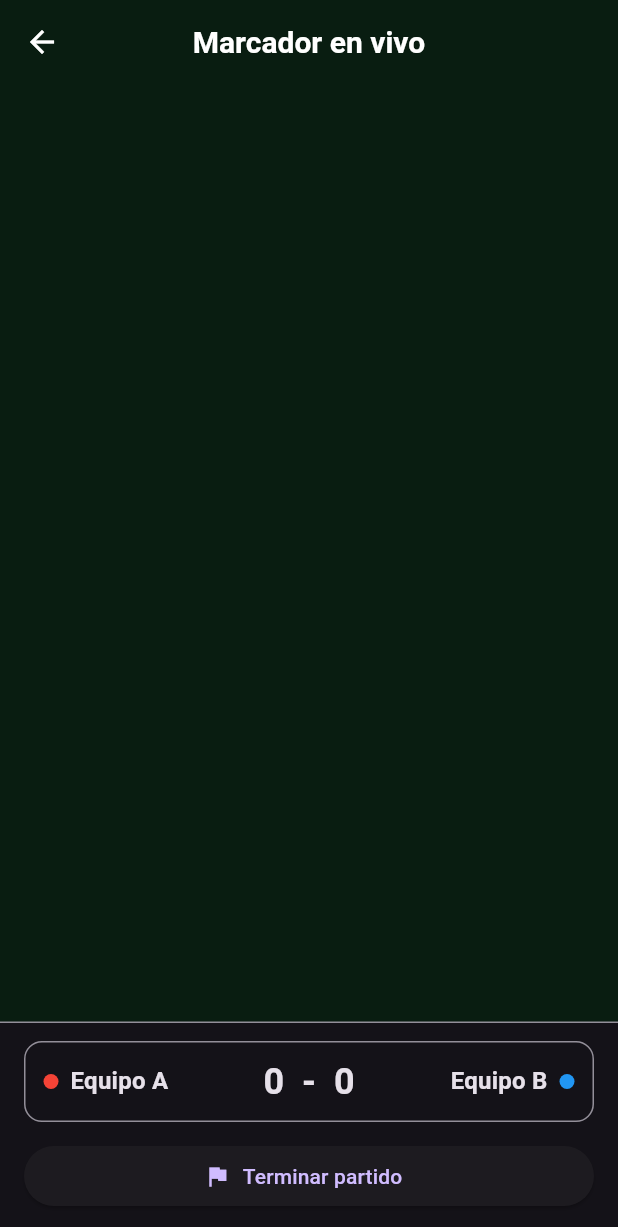
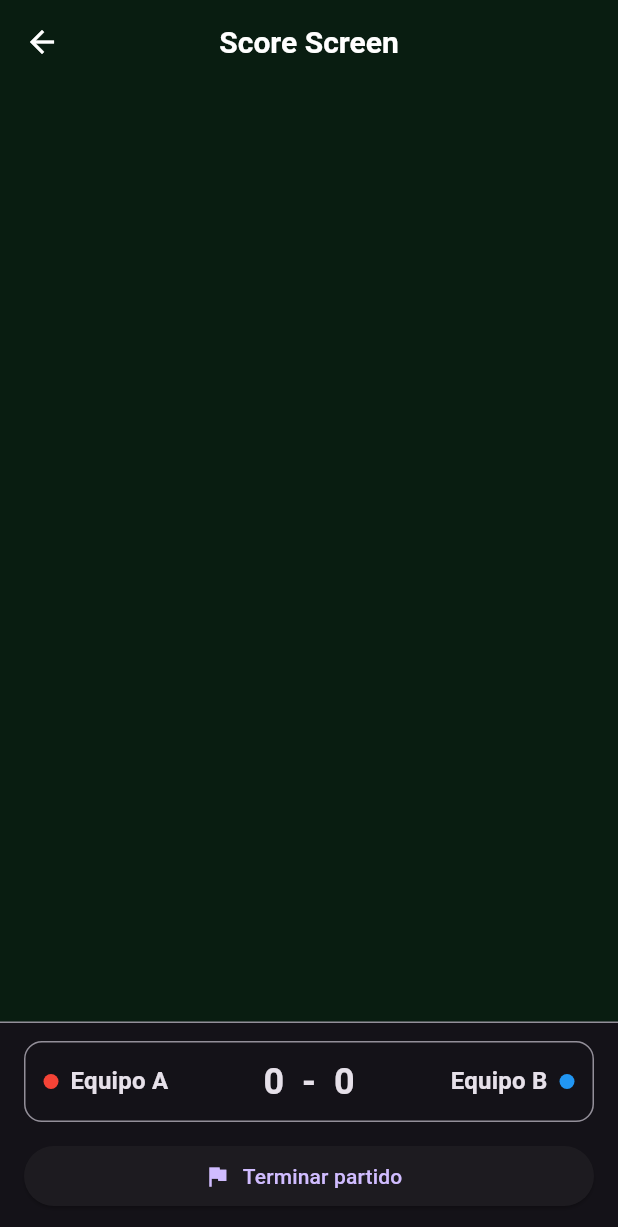
Before and after one commit to FranGonzalez7/football-project, a Flutter app: the ScoreScreen screen opened directly with empty values, on a phone screen of 412 x 824 dp. Shown: the top 1227 px of the screen. Run offline on Flutter 3.47's test engine with Material 3 defaults, Android fonts, the phone set to English and light mode, and no system bars; our stand-ins replace cloud_firestore, firebase_auth, firebase_core, firebase_storage, image_picker; accounts and stored records are empty.

```diff
--- a/lib/screens/score/score_screen.dart
+++ b/lib/screens/score/score_screen.dart
@@ -100,7 +100,7 @@ class _ScoreScreenState extends State<ScoreScreen> {
         .doc(widget.matchId);
 
     return Scaffold(
-      appBar: AppBar(title: const Text('Marcador en vivo')),
+      appBar: AppBar(title: const Text('Score Screen')),
       body: StreamBuilder<DocumentSnapshot<Map<String, dynamic>>>(
         stream: matchRef.snapshots(),
         builder: (context, snap) {
```
Also changed, not shown: 1 other file.
